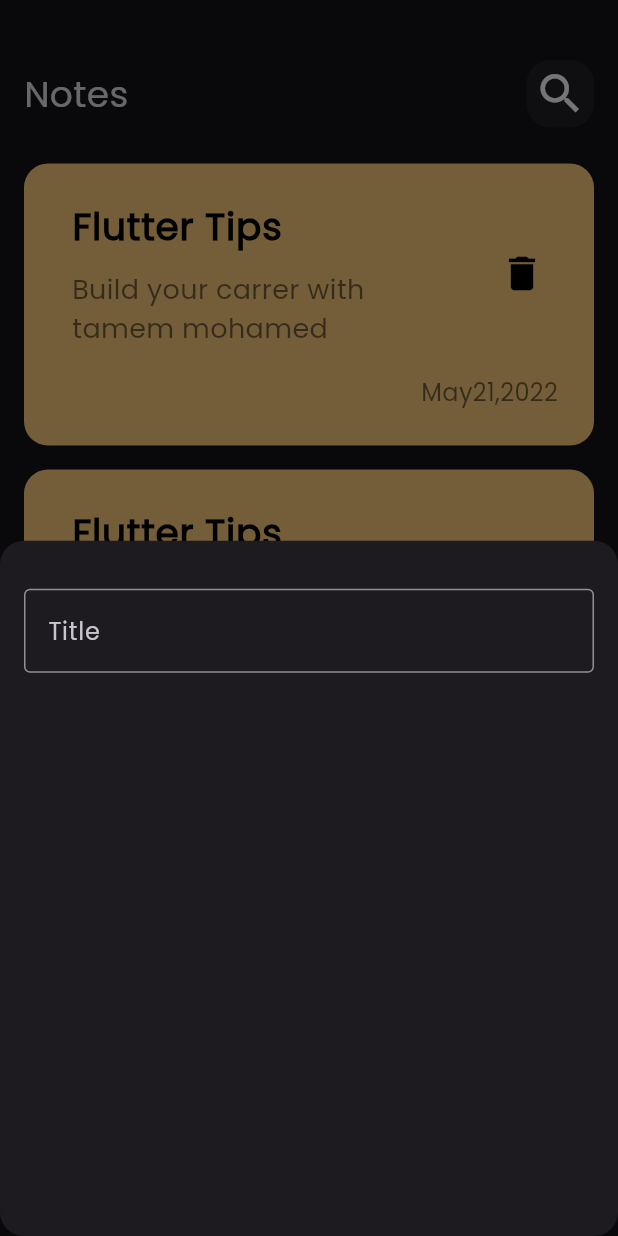
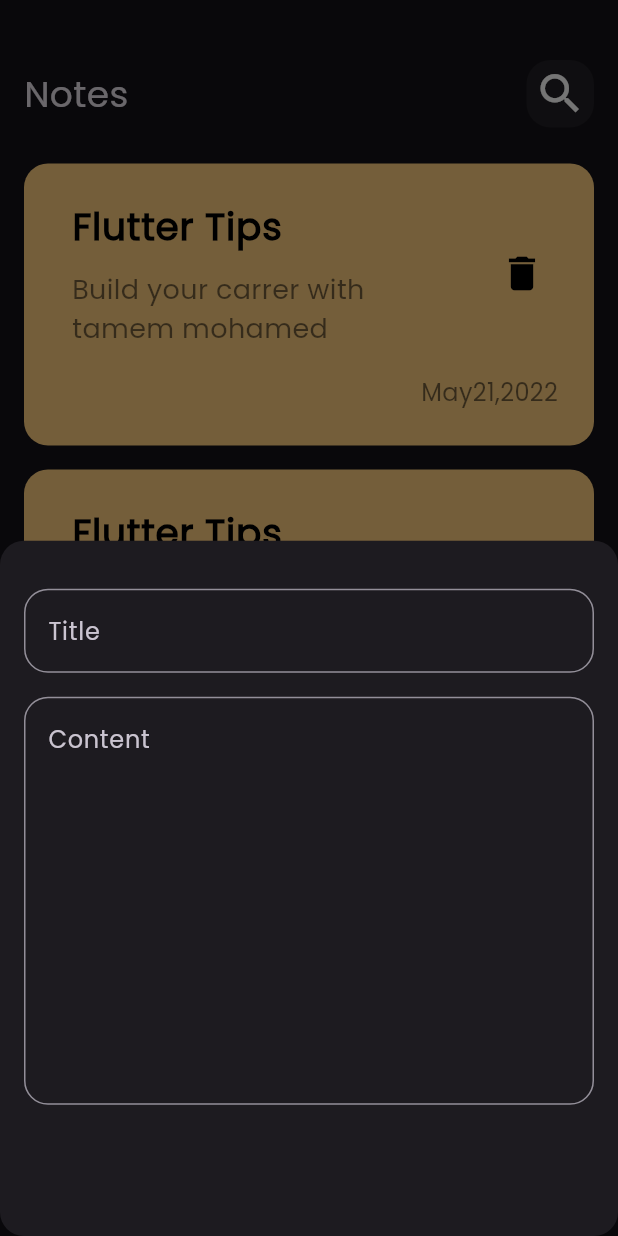
Before and after one commit to tamemmohamed/notes_app, a Flutter app: the screen it shows after launch, after a tap on the "add" icon, on a phone screen of 412 x 824 dp. Run offline on Flutter 3.47's test engine with Material 3 defaults, Android fonts, the phone set to English and light mode, and no system bars.

Commit message:
add field to bottom sheet

```diff
--- a/lib/widgets/add_note_bottom_sheet.dart
+++ b/lib/widgets/add_note_bottom_sheet.dart
@@ -13,7 +13,16 @@ class CustomBottomSheet extends StatelessWidget {
           SizedBox(
             height: 32,
           ),
-          CustomTextField(),
+          CustomTextField(
+            hint: 'Title',
+          ),
+          SizedBox(
+            height: 16,
+          ),
+          CustomTextField(
+            hint: 'Content',
+            maxLines: 10,
+          ),
         ],
       ),
     );
--- a/lib/widgets/custom_text_field.dart
+++ b/lib/widgets/custom_text_field.dart
@@ -1,14 +1,22 @@
 import 'package:flutter/material.dart';
 
 class CustomTextField extends StatelessWidget {
-  const CustomTextField({super.key});
+  const CustomTextField({super.key, required this.hint, this.maxLines = 1});
+
+  final String hint;
+  final int maxLines;
 
   @override
   Widget build(BuildContext context) {
-    return const TextField(
+    return TextField(
+      maxLines: maxLines,
       decoration: InputDecoration(
-        border: OutlineInputBorder(),
-        hintText: 'Title',
+        border: OutlineInputBorder(
+          borderRadius: BorderRadius.circular(
+            16,
+          ),
+        ),
+        hintText: hint,
       ),
     );
   }
```
